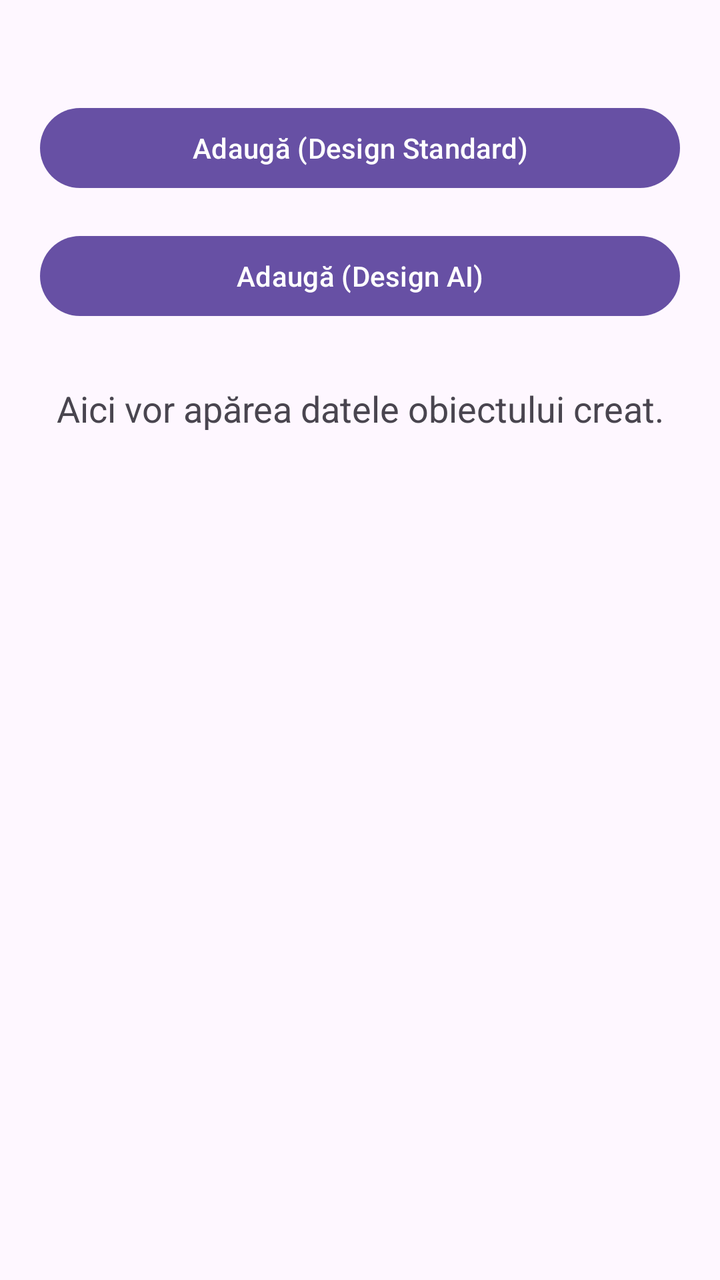
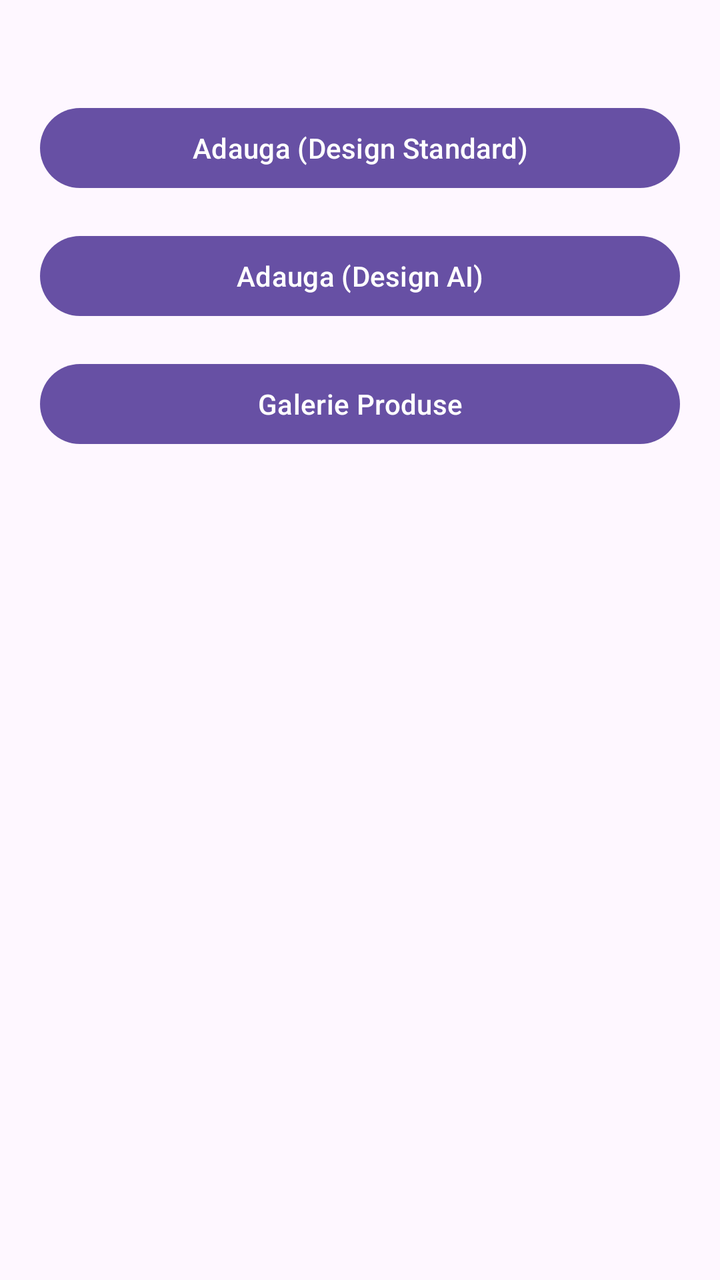

Compare the two renders of this Android layout. The source of the first and the diff that turns it into the second are given below.
<!-- AndroidManifest.xml: application theme Theme.Mares_Matei_ActivitateDAM2026 -->
<!-- res/layout/activity_main.xml -->
<?xml version="1.0" encoding="utf-8"?>
<LinearLayout xmlns:android="http://schemas.android.com/apk/res/android"
    android:layout_width="match_parent"
    android:layout_height="match_parent"
    android:orientation="vertical"
    android:padding="20dp"
    android:gravity="center_horizontal">

    <Button
        android:id="@+id/btnAdaugaMagazin"
        android:layout_width="match_parent"
        android:layout_height="wrap_content"
        android:layout_marginTop="30dp"
        android:text="Adaugă (Design Standard)" />

    <Button
        android:id="@+id/btnAdaugaMagazinAI"
        android:layout_width="match_parent"
        android:layout_height="wrap_content"
        android:layout_marginTop="16dp"
        android:text="Adaugă (Design AI)" />

    <TextView
        android:id="@+id/tvRezultat"
        android:layout_width="match_parent"
        android:layout_height="wrap_content"
        android:layout_marginTop="30dp"
        android:textSize="18sp"
        android:text="Aici vor apărea datele obiectului creat."
        android:gravity="center"/>
</LinearLayout>
<!-- resources referenced by this layout -->
<resources>
  <style name="Theme.Mares_Matei_ActivitateDAM2026" parent="Base.Theme.Mares_Matei_ActivitateDAM2026" />
  <style name="Base.Theme.Mares_Matei_ActivitateDAM2026" parent="Theme.Material3.DayNight.NoActionBar">
          
          
      </style>
</resources>

<!-- the commit's change to res/layout/activity_main.xml (unified diff, before → after) -->
@@ -11,21 +11,26 @@
         android:layout_width="match_parent"
         android:layout_height="wrap_content"
         android:layout_marginTop="30dp"
-        android:text="Adaugă (Design Standard)" />
+        android:text="Adauga (Design Standard)" />
 
     <Button
         android:id="@+id/btnAdaugaMagazinAI"
         android:layout_width="match_parent"
         android:layout_height="wrap_content"
         android:layout_marginTop="16dp"
-        android:text="Adaugă (Design AI)" />
+        android:text="Adauga (Design AI)" />
 
-    <TextView
-        android:id="@+id/tvRezultat"
+    <Button
+        android:id="@+id/btnGalerie"
         android:layout_width="match_parent"
         android:layout_height="wrap_content"
-        android:layout_marginTop="30dp"
-        android:textSize="18sp"
-        android:text="Aici vor apărea datele obiectului creat."
-        android:gravity="center"/>
+        android:layout_marginTop="16dp"
+        android:text="Galerie Produse" />
+
+    <ListView
+        android:id="@+id/lvMinimarkete"
+        android:layout_width="match_parent"
+        android:layout_height="match_parent"
+        android:layout_marginTop="16dp" />
+
 </LinearLayout>
